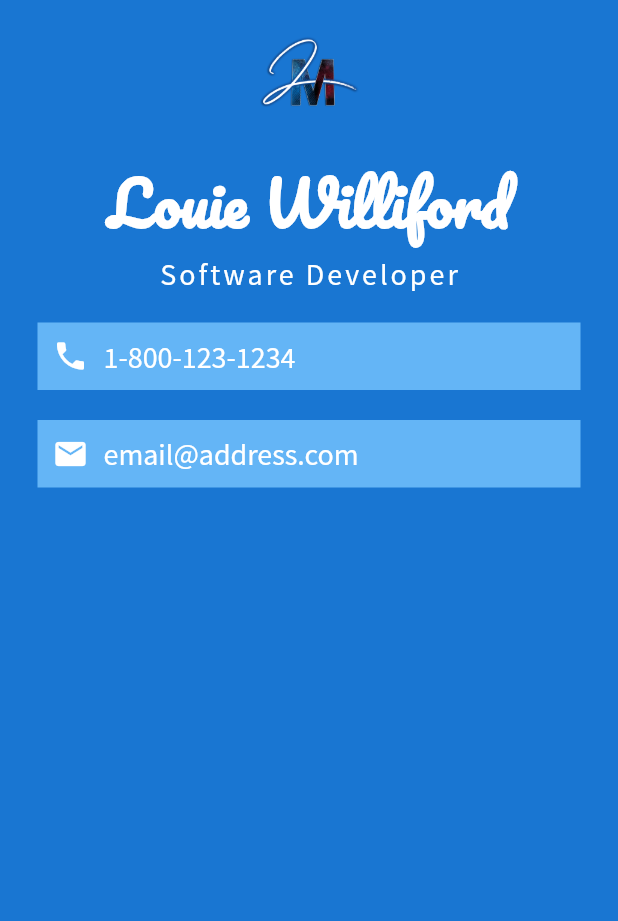
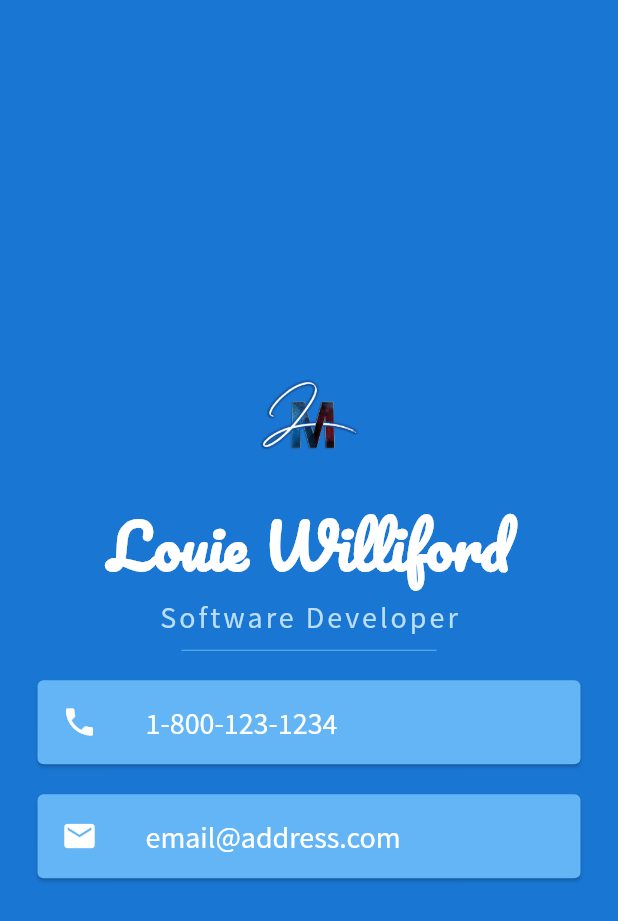
Before and after one commit to dustyfingers/mi-card-flutter, a Flutter app: the screen it shows after launch, on a phone screen of 412 x 824 dp. Shown: the top 921 px of the screen. Run offline on Flutter 3.47's test engine with Material 2 defaults, Android fonts, the phone set to English and light mode, and no system bars.

Commit message:
reformatted to use the Card and ListTile widgets and completed the 'business card' project

```diff
--- a/lib/main.dart
+++ b/lib/main.dart
@@ -12,6 +12,7 @@ class MyApp extends StatelessWidget {
         backgroundColor: Colors.blue[700],
         body: SafeArea(
           child: Column(
+            mainAxisAlignment: MainAxisAlignment.center,
             children: <Widget>[
               CircleAvatar(
                 radius: 50.0,
@@ -29,47 +30,51 @@ class MyApp extends StatelessWidget {
                 "Software Developer",
                 style: TextStyle(
                     fontSize: 20.0,
-                    color: Colors.white,
+                    color: Colors.blue.shade100,
                     fontFamily: 'Source Sans Pro',
                     letterSpacing: 2.0),
               ),
-              SizedBox(height: 10.0),
-              Container(
+              SizedBox(
+                height: 20.0,
+                width: 170.0,
+                child: Divider(
                   color: Colors.blue.shade300,
-                padding: EdgeInsets.all(10.0),
+                ),
+              ),
+              Card(
+                color: Colors.blue.shade300,
                 margin: EdgeInsets.symmetric(vertical: 10.0, horizontal: 25.0),
-                child: Row(
-                  children: <Widget>[
-                    Icon(
+                child: ListTile(
+                  leading: Icon(
                     Icons.phone,
                     color: Colors.white,
                   ),
-                    SizedBox(width: 10.0),
-                    Text('1-800-123-1234',
+                  title: Text(
+                    '1-800-123-1234',
                     style: TextStyle(
                       fontFamily: 'Source Sans Pro',
                       color: Colors.white,
-                            fontSize: 20.0))
-                  ],
+                      fontSize: 20.0,
                     ),
                   ),
-              Container(
+                ),
+              ),
+              Card(
                 color: Colors.blue.shade300,
-                padding: EdgeInsets.all(10.0),
                 margin: EdgeInsets.symmetric(vertical: 10.0, horizontal: 25.0),
-                child: Row(
-                  children: <Widget>[
-                    Icon(
+                child: ListTile(
+                  leading: Icon(
                     Icons.email,
                     color: Colors.white,
                   ),
-                    SizedBox(width: 10.0),
-                    Text('email@address.com',
+                  title: Text(
+                    'email@address.com',
                     style: TextStyle(
                       fontFamily: 'Source Sans Pro',
                       color: Colors.white,
-                            fontSize: 20.0))
-                  ],
+                      fontSize: 20.0,
+                    ),
+                  ),
                 ),
               ),
             ],
```
Lines whose indentation alone changed are shown as unchanged.
